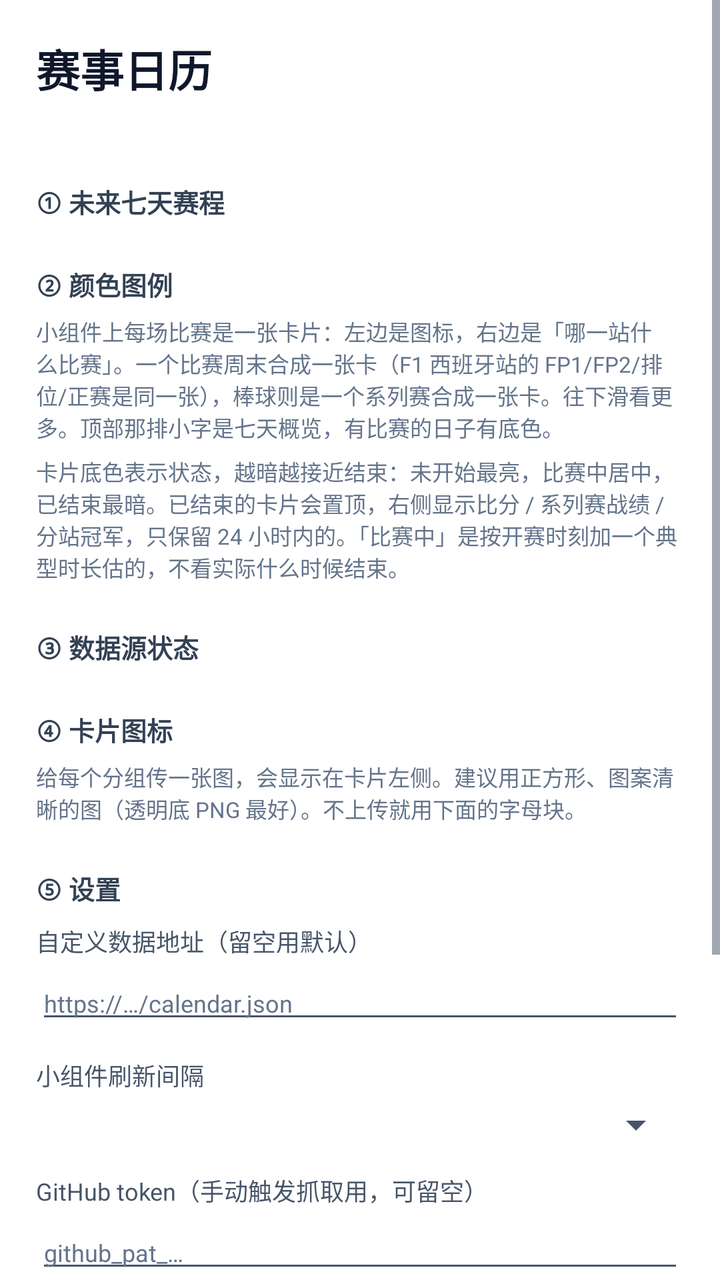
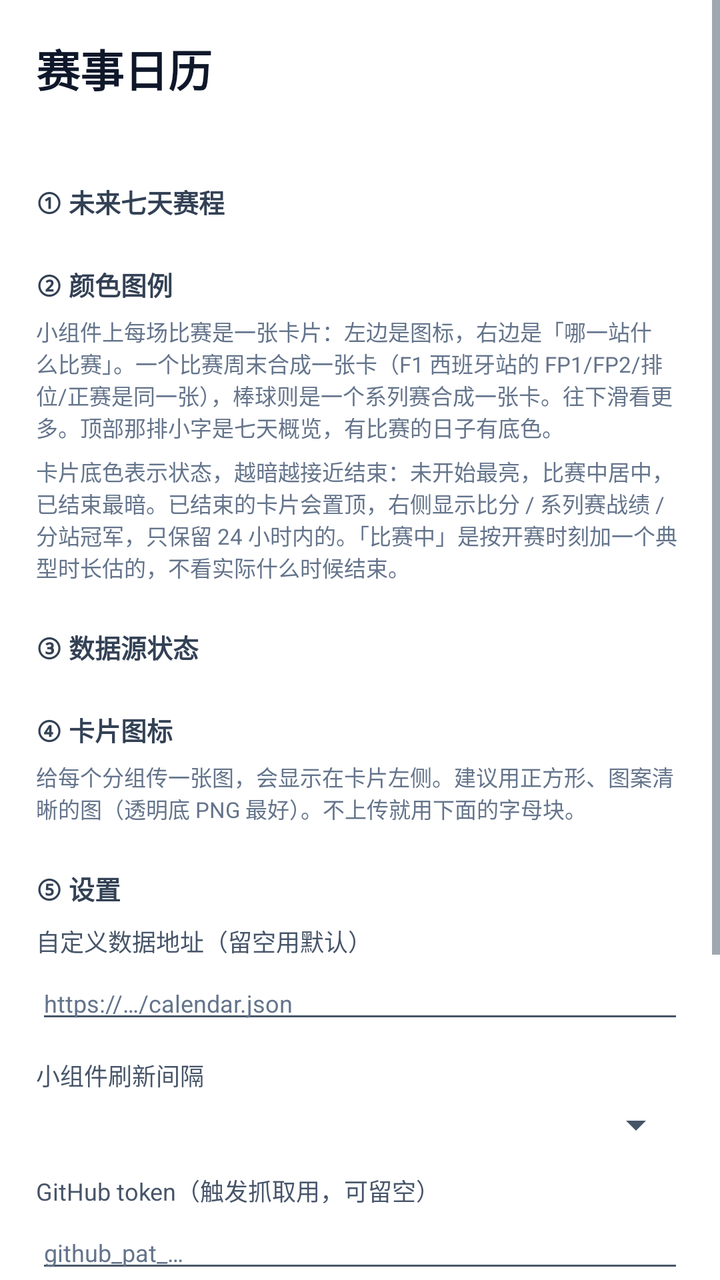

Two renders of the same Android screen: before a commit and after it. Below are the layout's source before the change and the commit's diff.
<!-- AndroidManifest.xml: application theme Theme.SportsWidget -->
<!-- res/layout/activity_main.xml -->
<?xml version="1.0" encoding="utf-8"?>
<ScrollView xmlns:android="http://schemas.android.com/apk/res/android"
    android:layout_width="match_parent"
    android:layout_height="match_parent"
    android:background="@color/bg_widget"
    android:fillViewport="true">

    <LinearLayout
        android:layout_width="match_parent"
        android:layout_height="wrap_content"
        android:orientation="vertical"
        android:padding="18dp">

        <TextView
            android:layout_width="wrap_content"
            android:layout_height="wrap_content"
            android:text="@string/app_title"
            android:textColor="@color/text_primary"
            android:textSize="22sp"
            android:textStyle="bold" />

        <TextView
            android:id="@+id/tv_status_line"
            android:layout_width="match_parent"
            android:layout_height="wrap_content"
            android:layout_marginTop="4dp"
            android:textColor="@color/text_muted"
            android:textSize="11sp" />

        
        <TextView
            style="@style/SectionTitle"
            android:text="@string/section_schedule" />

        <LinearLayout
            android:id="@+id/box_schedule"
            android:layout_width="match_parent"
            android:layout_height="wrap_content"
            android:orientation="vertical" />

        
        <TextView
            style="@style/SectionTitle"
            android:text="@string/section_legend" />

        <LinearLayout
            android:id="@+id/box_legend"
            android:layout_width="match_parent"
            android:layout_height="wrap_content"
            android:orientation="vertical" />

        <TextView
            android:layout_width="match_parent"
            android:layout_height="wrap_content"
            android:layout_marginTop="6dp"
            android:text="@string/legend_hint"
            android:textColor="@color/text_muted"
            android:textSize="11sp" />

        
        <TextView
            android:layout_width="match_parent"
            android:layout_height="wrap_content"
            android:layout_marginTop="6dp"
            android:text="@string/legend_state_hint"
            android:textColor="@color/text_muted"
            android:textSize="11sp" />

        
        <TextView
            style="@style/SectionTitle"
            android:text="@string/section_sources" />

        <LinearLayout
            android:id="@+id/box_sources"
            android:layout_width="match_parent"
            android:layout_height="wrap_content"
            android:orientation="vertical" />

        
        <TextView
            style="@style/SectionTitle"
            android:text="@string/section_icons" />

        <TextView
            android:layout_width="match_parent"
            android:layout_height="wrap_content"
            android:layout_marginTop="6dp"
            android:text="@string/icons_hint"
            android:textColor="@color/text_muted"
            android:textSize="11sp" />

        <LinearLayout
            android:id="@+id/box_icons"
            android:layout_width="match_parent"
            android:layout_height="wrap_content"
            android:orientation="vertical" />

        
        <TextView
            style="@style/SectionTitle"
            android:text="@string/section_settings" />

        <TextView
            android:layout_width="match_parent"
            android:layout_height="wrap_content"
            android:layout_marginTop="8dp"
            android:text="@string/label_endpoint"
            android:textColor="@color/text_secondary"
            android:textSize="12sp" />

        <EditText
            android:id="@+id/et_endpoint"
            android:layout_width="match_parent"
            android:layout_height="wrap_content"
            android:layout_marginTop="4dp"
            android:hint="@string/hint_endpoint"
            android:inputType="textUri"
            android:textColor="@color/text_primary"
            android:textColorHint="@color/text_muted"
            android:textSize="12sp" />

        <TextView
            android:layout_width="match_parent"
            android:layout_height="wrap_content"
            android:layout_marginTop="12dp"
            android:text="@string/interval_label"
            android:textColor="@color/text_secondary"
            android:textSize="12sp" />

        <Spinner
            android:id="@+id/sp_interval"
            android:layout_width="match_parent"
            android:layout_height="wrap_content"
            android:layout_marginTop="4dp" />

        
        <TextView
            android:layout_width="match_parent"
            android:layout_height="wrap_content"
            android:layout_marginTop="12dp"
            android:text="@string/label_gh_token"
            android:textColor="@color/text_secondary"
            android:textSize="12sp" />

        <EditText
            android:id="@+id/et_gh_token"
            android:layout_width="match_parent"
            android:layout_height="wrap_content"
            android:layout_marginTop="4dp"
            android:hint="@string/hint_gh_token"
            android:inputType="textPassword"
            android:textColor="@color/text_primary"
            android:textColorHint="@color/text_muted"
            android:textSize="12sp" />

        <TextView
            android:layout_width="match_parent"
            android:layout_height="wrap_content"
            android:layout_marginTop="4dp"
            android:text="@string/note_gh_token"
            android:textColor="@color/text_muted"
            android:textSize="10sp" />

        <LinearLayout
            android:layout_width="match_parent"
            android:layout_height="wrap_content"
            android:layout_marginTop="16dp"
            android:orientation="horizontal">

            <Button
                android:id="@+id/btn_save"
                android:layout_width="0dp"
                android:layout_height="wrap_content"
                android:layout_weight="1"
                android:backgroundTint="@color/accent"
                android:text="@string/btn_save"
                android:textColor="@color/white" />

            <Button
                android:id="@+id/btn_test"
                android:layout_width="0dp"
                android:layout_height="wrap_content"
                android:layout_marginStart="10dp"
                android:layout_weight="1"
                android:backgroundTint="@color/bg_card"
                android:text="@string/btn_test"
                android:textColor="@color/text_primary" />
        </LinearLayout>

        <Button
            android:id="@+id/btn_trigger"
            android:layout_width="match_parent"
            android:layout_height="wrap_content"
            android:layout_marginTop="10dp"
            android:backgroundTint="@color/bg_card"
            android:text="@string/btn_trigger"
            android:textColor="@color/text_primary" />

        <TextView
            android:id="@+id/tv_result"
            android:layout_width="match_parent"
            android:layout_height="wrap_content"
            android:layout_marginTop="14dp"
            android:fontFamily="monospace"
            android:textColor="@color/text_secondary"
            android:textIsSelectable="true"
            android:textSize="11sp" />
    </LinearLayout>
</ScrollView>
<!-- resources referenced by this layout -->
<resources>
  <color name="accent">#FF334155</color>
  <color name="bg_card">#FFF8FAFC</color>
  <color name="bg_widget">#FFFFFFFF</color>
  <color name="text_muted">#FF64748B</color>
  <color name="text_primary">#FF0F172A</color>
  <color name="text_secondary">#FF475569</color>
  <color name="white">#FFFFFFFF</color>
  <string name="app_title">赛事日历</string>
  <string name="btn_save">保存并刷新</string>
  <string name="btn_test">测试连接</string>
  <string name="btn_trigger">立即触发 GitHub 抓取</string>
  <string name="hint_endpoint">https://…/calendar.json</string>
  <string name="hint_gh_token">github_pat_…</string>
  <string name="icons_hint">给每个分组传一张图，会显示在卡片左侧。建议用正方形、图案清晰的图（透明底 PNG 最好）。不上传就用下面的字母块。</string>
  <string name="interval_label">小组件刷新间隔</string>
  <string name="label_endpoint">自定义数据地址（留空用默认）</string>
  <string name="label_gh_token">GitHub token（手动触发抓取用，可留空）</string>
  <string name="legend_hint">小组件上每场比赛是一张卡片：左边是图标，右边是「哪一站什么比赛」。一个比赛周末合成一张卡（F1 西班牙站的 FP1/FP2/排位/正赛是同一张），棒球则是一个系列赛合成一张卡。往下滑看更多。顶部那排小字是七天概览，有比赛的日子有底色。</string>
  <string name="legend_state_hint">卡片底色表示状态，越暗越接近结束：未开始最亮，比赛中居中，已结束最暗。已结束的卡片会置顶，右侧显示比分 / 系列赛战绩 / 分站冠军，只保留 24 小时内的。「比赛中」是按开赛时刻加一个典型时长估的，不看实际什么时候结束。</string>
  <string name="note_gh_token">建一个 fine-grained PAT，只授权这个仓库、只勾 Actions 的读写权限。它只存在这台手机上，不会进仓库、也不会打进 APK。留空的话「保存并刷新」照常能用，只是拉到的还是后端上一次抓的那份。</string>
  <string name="section_icons">④ 卡片图标</string>
  <string name="section_legend">② 颜色图例</string>
  <string name="section_schedule">① 未来七天赛程</string>
  <string name="section_settings">⑤ 设置</string>
  <string name="section_sources">③ 数据源状态</string>
  <style name="SectionTitle">
          <item name="android:layout_width">match_parent</item>
          <item name="android:layout_height">wrap_content</item>
          <item name="android:layout_marginTop">22dp</item>
          <item name="android:textColor">@color/accent_text</item>
          <item name="android:textSize">13sp</item>
          <item name="android:textStyle">bold</item>
      </style>
  <style name="Theme.SportsWidget" parent="Theme.AppCompat.DayNight.NoActionBar">
          <item name="colorPrimary">@color/accent</item>
          <item name="colorPrimaryDark">@color/bg_widget</item>
          <item name="colorAccent">@color/accent</item>
          <item name="android:windowBackground">@color/bg_widget</item>
          <item name="android:statusBarColor">@color/bg_widget</item>
          
          <item name="android:windowLightStatusBar">true</item>
          
          <item name="android:navigationBarColor">@color/nav_bar</item>
          <item name="android:textColorPrimary">@color/text_primary</item>
          <item name="android:textColorSecondary">@color/text_secondary</item>
      </style>
  <color name="accent_text">#FF334155</color>
  <color name="nav_bar">#FF0F172A</color>
</resources>

<!-- the commit's change to res/layout/activity_main.xml (unified diff, before → after) -->
@@ -162,6 +162,7 @@
             android:textColor="@color/text_muted"
             android:textSize="10sp" />
 
+        
         <LinearLayout
             android:layout_width="match_parent"
             android:layout_height="wrap_content"
@@ -176,6 +177,16 @@
                 android:backgroundTint="@color/accent"
                 android:text="@string/btn_save"
                 android:textColor="@color/white" />
+
+            <Button
+                android:id="@+id/btn_refresh"
+                android:layout_width="0dp"
+                android:layout_height="wrap_content"
+                android:layout_marginStart="10dp"
+                android:layout_weight="1"
+                android:backgroundTint="@color/bg_card"
+                android:text="@string/btn_refresh_now"
+                android:textColor="@color/text_primary" />
 
             <Button
                 android:id="@+id/btn_test"
<!-- resource entries referenced after the edit -->
@@ -8,7 +8,8 @@
   <color name="text_secondary">#FF475569</color>
   <color name="white">#FFFFFFFF</color>
   <string name="app_title">赛事日历</string>
-  <string name="btn_save">保存并刷新</string>
+  <string name="btn_refresh_now">刷新</string>
+  <string name="btn_save">保存</string>
   <string name="btn_test">测试连接</string>
   <string name="btn_trigger">立即触发 GitHub 抓取</string>
   <string name="hint_endpoint">https://…/calendar.json</string>
@@ -16,10 +17,10 @@
   <string name="icons_hint">给每个分组传一张图，会显示在卡片左侧。建议用正方形、图案清晰的图（透明底 PNG 最好）。不上传就用下面的字母块。</string>
   <string name="interval_label">小组件刷新间隔</string>
   <string name="label_endpoint">自定义数据地址（留空用默认）</string>
-  <string name="label_gh_token">GitHub token（手动触发抓取用，可留空）</string>
+  <string name="label_gh_token">GitHub token（触发抓取用，可留空）</string>
   <string name="legend_hint">小组件上每场比赛是一张卡片：左边是图标，右边是「哪一站什么比赛」。一个比赛周末合成一张卡（F1 西班牙站的 FP1/FP2/排位/正赛是同一张），棒球则是一个系列赛合成一张卡。往下滑看更多。顶部那排小字是七天概览，有比赛的日子有底色。</string>
   <string name="legend_state_hint">卡片底色表示状态，越暗越接近结束：未开始最亮，比赛中居中，已结束最暗。已结束的卡片会置顶，右侧显示比分 / 系列赛战绩 / 分站冠军，只保留 24 小时内的。「比赛中」是按开赛时刻加一个典型时长估的，不看实际什么时候结束。</string>
-  <string name="note_gh_token">建一个 fine-grained PAT，只授权这个仓库、只勾 Actions 的读写权限。它只存在这台手机上，不会进仓库、也不会打进 APK。留空的话「保存并刷新」照常能用，只是拉到的还是后端上一次抓的那份。</string>
+  <string name="note_gh_token">建一个 fine-grained PAT，只授权这个仓库、只勾 Actions 的读写权限。它只存在这台手机上，不会进仓库、也不会打进 APK。留空的话「刷新」照常能用，只是拉到的还是后端上一次抓的那份。</string>
   <string name="section_icons">④ 卡片图标</string>
   <string name="section_legend">② 颜色图例</string>
   <string name="section_schedule">① 未来七天赛程</string>
